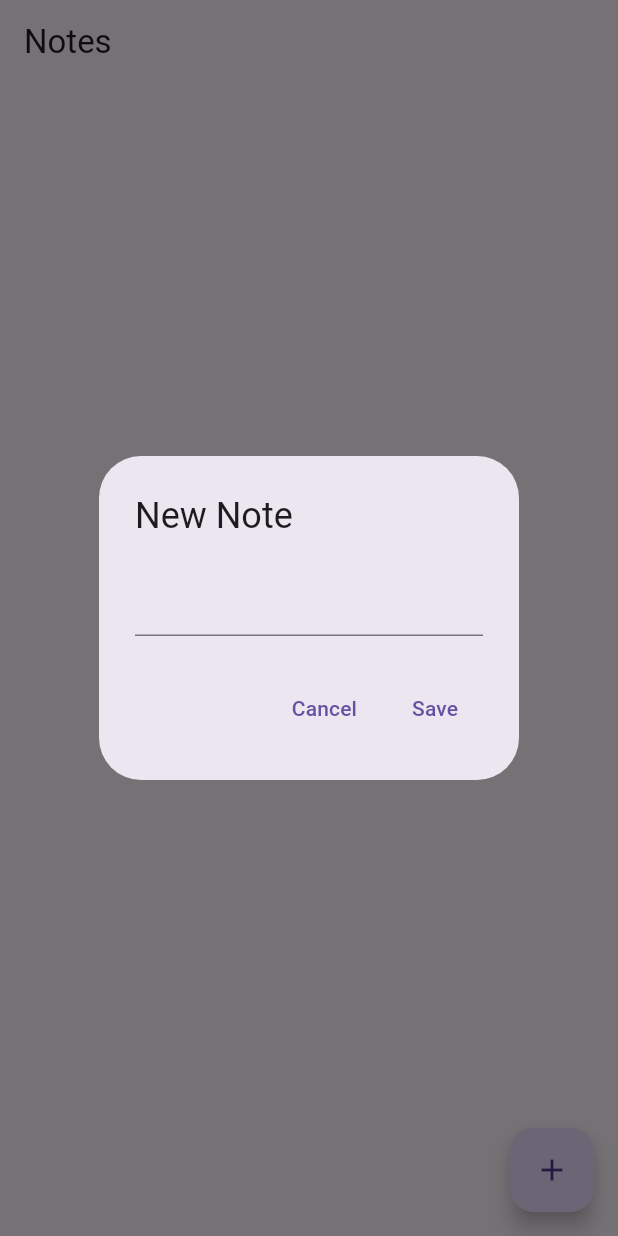
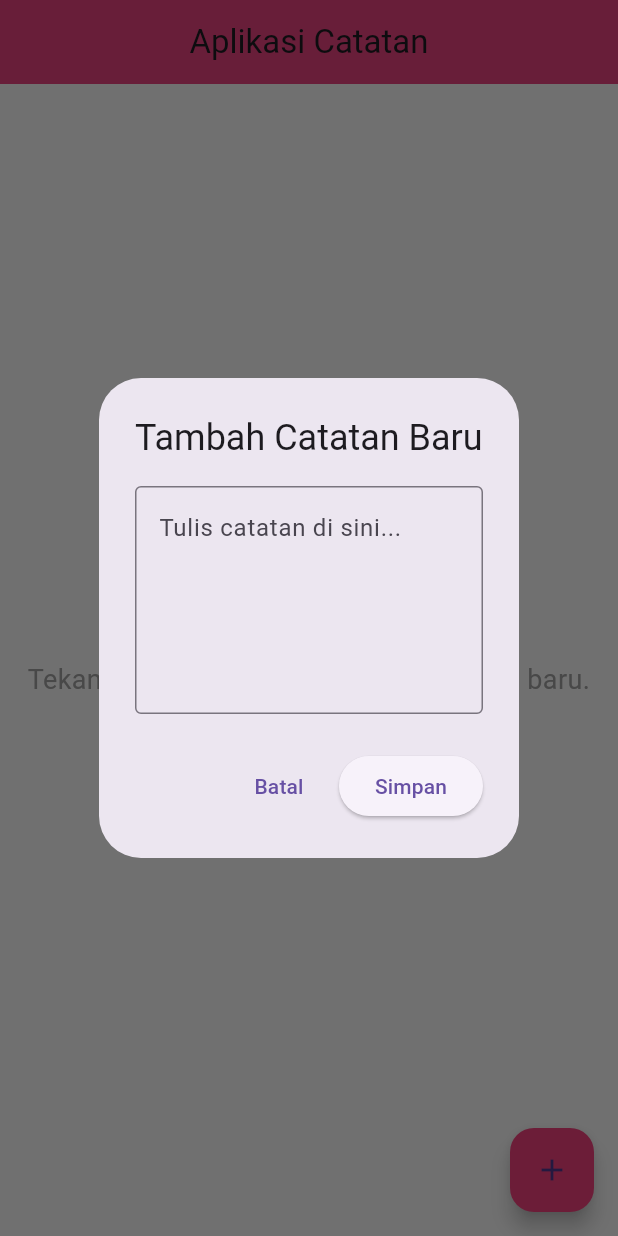
Before and after one commit to Siskaumami/projek-akhir1, a Flutter app: the NotePage screen opened directly, after a tap on the "add" icon, on a phone screen of 412 x 824 dp. Run offline on Flutter 3.47's test engine with Material 3 defaults, Android fonts, the phone set to English and light mode, and no system bars; our stand-ins replace flutter_login, supabase_flutter; accounts and stored records are empty.

Commit message:
Perubahan UI baru and Halaman login tapi loginnya belum sambungin di supabase

```diff
--- a/lib/main.dart
+++ b/lib/main.dart
@@ -1,17 +1,35 @@
 import 'package:flutter/material.dart';
 import 'package:supabase_flutter/supabase_flutter.dart';
 import 'package:project_akhir1/note_page.dart';
+import 'package:project_akhir1/login_page.dart';
 
 void main() async {
-  //supabase setup
+  // Inisialisasi Flutter & Supabase
   WidgetsFlutterBinding.ensureInitialized();
   await Supabase.initialize(
     url: 'https://iaraofinpyowiiiytsug.supabase.co',
     anonKey:
-        "eyJhbGciOiJIUzI1NiIsInR5cCI6IkpXVCJ9.eyJpc3MiOiJzdXBhYmFzZSIsInJlZiI6ImlhcmFvZmlucHlvd2lpaXl0c3VnIiwicm9sZSI6ImFub24iLCJpYXQiOjE3NDU5MjE2MDEsImV4cCI6MjA2MTQ5NzYwMX0.qCIhdoKF8SRUIJlZ26op_IxpTkHMnvEXwGY2PMU_-h0");
-  runApp(const MainApp());
+        'eyJhbGciOiJIUzI1NiIsInR5cCI6IkpXVCJ9.eyJpc3MiOiJzdXBhYmFzZSIsInJlZiI6ImlhcmFvZmlucHlvd2lpaXl0c3VnIiwicm9sZSI6ImFub24iLCJpYXQiOjE3NDU5MjE2MDEsImV4cCI6MjA2MTQ5NzYwMX0.qCIhdoKF8SRUIJlZ26op_IxpTkHMnvEXwGY2PMU_-h0',
+  );
+
+  // Jalankan aplikasi dengan LoginPage sebagai halaman awal
+  runApp(const MyApp());
 }
 
+// Widget untuk halaman login
+class MyApp extends StatelessWidget {
+  const MyApp({super.key});
+
+  @override
+  Widget build(BuildContext context) {
+    return const MaterialApp(
+      debugShowCheckedModeBanner: false,
+      home: LoginPage(),
+    );
+  }
+}
+
+// Widget untuk halaman catatan
 class MainApp extends StatelessWidget {
   const MainApp({super.key});
 
@@ -20,6 +38,6 @@ class MainApp extends StatelessWidget {
     return const MaterialApp(
       debugShowCheckedModeBanner: false,
       home: NotePage(),
-    ); //matetrial app
+    );
   }
 }
--- a/lib/note.dart
+++ b/lib/note.dart
@@ -1,23 +1,32 @@
 class Note {
-  int? id;
-  String content;
+  final int? id; // ID catatan, opsional karena akan di-generate oleh database
+  final String content; // Isi catatan
 
-  Note({this.id, required this.content});
+  // Constructor class Note
+  Note({
+    this.id, // ID bisa null saat membuat catatan baru
+    required this.content, // Isi catatan wajib diisi
+  });
 
-  /*
-  e.9. map <---> note
-  {
-    'id': 1,
-    'content': 'hello world',
+  // Fungsi untuk mengubah objek Note ke bentuk Map (untuk dikirim ke Supabase)
+  Map<String, dynamic> toMap() {
+    return {
+      if (id != null) 'id': id, // Sertakan ID jika tidak null
+      'content': content,       // Sertakan konten catatan
+    };
   }
-  Note(id: 1, content: 'hello world')
-   */
-  //map -> note
+
+  // Factory constructor untuk membuat objek Note dari Map (hasil ambil dari Supabase)
   factory Note.fromMap(Map<String, dynamic> map) {
-    return Note(id: map['id'] as int, content: map['content'] as String);
-  }
-  //note -> map
-  Map<String, dynamic> toMap() {
-    return {'content': content};
+    return Note(
+      id: map['id'] as int?,            // Ambil ID dari map (bisa null)
+      content: map['content'] as String, // Ambil isi catatan sebagai String
+    );
   }
 }
+
+// Penjelasan singkat tentang class Note:
+//id : Digunakan sebagai primary key catatan (dari Supabase)
+//content: Merupakan isi atau teks dari catatan.
+//toMap() :Mengubah objek menjadi `Map<String, dynamic>` agar bisa dikirim ke database.
+//fromMap() :Mengubah data dari database (map) menjadi objek `Note`.
--- a/lib/note_database.dart
+++ b/lib/note_database.dart
@@ -1,28 +1,34 @@
 import 'package:project_akhir1/note.dart';
-import 'package:supabase_flutter/supabase_flutter.dart';
+import 'package:supabase_flutter/supabase_flutter.dart'; // Import Supabase SDK untuk Flutter
 
 class NoteDatabase {
-  // Database -> notes
-  final database = Supabase.instance.client.from('notes');
+  final _db = Supabase.instance.client.from('notes'); // Referensi ke tabel 'notes'
 
-  // Create
-  Future createNote(Note newNote) async {
-    await database.insert(newNote.toMap());
+  // Stream realtime untuk mengambil list catatan dari Supabase
+  Stream<List<Note>> get stream => Supabase.instance.client
+      .from('notes') // Tabel 'notes'
+      .stream(primaryKey: ['id']) // Mengaktifkan fitur stream dengan primaryKey 'id'
+      .order('id', ascending: false) // Urutkan dari ID terbesar (catatan terbaru)
+      .map((data) => data.map<Note>((e) => Note.fromMap(e)).toList()); // Ubah hasil dari Map ke objek Note
+
+  // Fungsi untuk menambahkan catatan baru
+  Future<void> createNote(Note newNote) async {
+    await _db.insert(newNote.toMap()); // Insert catatan ke tabel
   }
 
-  // Read
-  final stream = Supabase.instance.client
-      .from('notes')
-      .stream(primaryKey: ['id'])
-      .map((data) => data.map((noteMap) => Note.fromMap(noteMap)).toList);
-
-  // Update
-  Future updateNote(Note oldNote, String newContent) async {
-    await database.update({'content': newContent}).eq('id', oldNote.id!);
+  // Fungsi untuk mengupdate isi catatan
+  Future<void> updateNote(Note oldNote, String newContent) async {
+    if (oldNote.id == null) {
+      throw ArgumentError('Note id cannot be null'); // Validasi: pastikan ada ID
+    }
+    await _db.update({'content': newContent}).eq('id', oldNote.id!); // Update konten catatan berdasarkan ID
   }
 
-  // Delete
-  Future deleteNote(Note note) async {
-    await database.delete().eq('id', note.id!);
+  // Fungsi untuk menghapus catatan
+  Future<void> deleteNote(Note note) async {
+    if (note.id == null) {
+      throw ArgumentError('Note id cannot be null'); // Validasi: pastikan ada ID
+    }
+    await _db.delete().eq('id', note.id!); // Hapus catatan berdasarkan ID
   }
 }
--- a/lib/note_page.dart
+++ b/lib/note_page.dart
@@ -1,178 +1,163 @@
-import 'package:flutter/material.dart';
-import 'package:project_akhir1/note.dart';
-import 'package:project_akhir1/note_database.dart';
-
-class NotePage extends StatefulWidget {
+import 'package:flutter/material.dart'; // Mengimpor library UI Flutter
+import 'package:project_akhir1/note.dart'; // Mengimpor model Note
+import 'package:project_akhir1/note_database.dart'; // Mengimpor database Note
+class NotePage extends StatefulWidget { // Komponen utama halaman catatan, bersifat Stateful
   const NotePage({super.key});
 
   @override
-  State<NotePage> createState() => _NotePageState();
+  State<NotePage> createState() => _NotePageState(); // Membuat state dari widget ini
 }
+class _NotePageState extends State<NotePage> {
+  final NoteDatabase notesDatabase = NoteDatabase(); // Inisialisasi database catatan
+  final TextEditingController noteController = TextEditingController(); // Controller untuk input catatan
+  void showNoteDialog({Note? existingNote}) {
+    if (existingNote != null) {
+      noteController.text = existingNote.content; // Isi controller dengan konten lama jika edit
+    } else {
+      noteController.clear(); // Kosongkan jika buat baru
+    }
 
-class _NotePageState extends State<NotePage> {
-  //notes db
-  final notesDatabase = NoteDatabase();
-
-  //text controller
-  final noteControllerr = TextEditingController();
-
-  // user wants to add new note
-  void addNewNote() {
-    showDialog(
+    showDialog( // Tampilkan dialog input
       context: context,
-      builder:
-          (context) => AlertDialog(
-            title: const Text("New Note"),
-            content: TextField(controller: noteControllerr),
-            actions: [
-              // cancel button
-              TextButton(
-                onPressed: () {
-                  Navigator.pop(context);
-                  noteControllerr.clear();
-                },
-                child: const Text("Cancel"),
-              ),
-
-              // save button
-              TextButton(
-                onPressed: () {
-                  //create a new note
-                  final newNote = Note(content: noteControllerr.text);
-                  // save in db
-                  notesDatabase.createNote(newNote);
-
-                  Navigator.pop(context);
-                  noteControllerr.clear();
-                },
-                child: const Text("Save"),
-              ),
-            ],
+      builder: (context) {
+        return AlertDialog(
+          title: Text(existingNote == null ? "Tambah Catatan Baru" : "Edit Catatan"), // Judul dialog
+          content: TextField( // Text field untuk menulis catatan
+            controller: noteController,
+            maxLines: 5,
+            decoration: const InputDecoration(
+              hintText: "Tulis catatan di sini...",
+              border: OutlineInputBorder(),
+            ),
           ),
+          actions: [
+            TextButton( // Tombol Batal
+              onPressed: () {
+                noteController.clear();
+                Navigator.pop(context);
+              },
+              child: const Text("Batal"),
+            ),
+            ElevatedButton( // Tombol Simpan/Update
+              onPressed: () {
+                final text = noteController.text.trim();
+                if (text.isNotEmpty) {
+                  if (existingNote == null) {
+                    notesDatabase.createNote(Note(content: text)); // Simpan catatan baru
+                  } else {
+                    notesDatabase.updateNote(existingNote, text); // Perbarui catatan lama
+                  }
+                }
+                noteController.clear();
+                Navigator.pop(context); // Tutup dialog
+              },
+              child: Text(existingNote == null ? "Simpan" : "Update"),
+            ),
+          ],
+        );
+      },
     );
   }
-
-  // user wants to update note
-  void updateNote(Note note) {
-    // pre-fill text controller with existing note
-    noteControllerr.text = note.content;
-    showDialog(
+  void confirmDelete(Note note) {
+    showDialog( // Tampilkan konfirmasi hapus
       context: context,
-      builder:
-          (context) => AlertDialog(
-            title: const Text("Update Note"),
-            content: TextField(controller: noteControllerr),
-            actions: [
-              // cancel button
-              TextButton(
-                onPressed: () {
-                  Navigator.pop(context);
-                  noteControllerr.clear();
-                },
-                child: const Text("Cancel"),
-              ),
-
-              // save button
-              TextButton(
-                onPressed: () {
-                  // save in db
-                  notesDatabase.updateNote(note, noteControllerr.text);
-
-                  Navigator.pop(context);
-                  noteControllerr.clear();
-                },
-                child: const Text("Save"),
-              ),
-            ],
+      builder: (context) => AlertDialog(
+        title: const Text("Hapus Catatan"),
+        content: const Text("Apakah kamu yakin ingin menghapus catatan ini?"),
+        actions: [
+          TextButton(
+            onPressed: () => Navigator.pop(context), // Tutup dialog
+            child: const Text("Batal"),
           ),
+          ElevatedButton(
+            style: ElevatedButton.styleFrom(backgroundColor: Colors.red), // Tombol hapus berwarna merah
+            onPressed: () {
+              notesDatabase.deleteNote(note); // Hapus catatan dari database
+              Navigator.pop(context); // Tutup dialog
+            },
+            child: const Text("Hapus"),
+          ),
+        ],
+      ),
     );
   }
-
-  // user wants to delete note
-  void deleteNote(Note note) {
-    showDialog(
-      context: context,
-      builder:
-          (context) => AlertDialog(
-            title: const Text("Delete Note?"),
-            actions: [
-              // cancel button
-              TextButton(
-                onPressed: () {
-                  Navigator.pop(context);
-                  noteControllerr.clear();
-                },
-                child: const Text("Cancel"),
-              ),
-
-              // save button
-              TextButton(
-                onPressed: () {
-                  // save in db
-                  notesDatabase.deleteNote(note);
-
-                  Navigator.pop(context);
-                  noteControllerr.clear();
-                },
-                child: const Text("Delete"),
-              ),
-            ],
-          ),
-    );
+  @override
+  void dispose() {
+    noteController.dispose(); // Buang controller agar tidak terjadi memory leak
+    super.dispose();
   }
-  //BUILD UI
-
+  //UI UTAMA
   @override
   Widget build(BuildContext context) {
     return Scaffold(
-      // App Bar
-      appBar: AppBar(title: const Text("Notes")),
-      // Button
+      backgroundColor: Colors.grey.shade100, // Warna latar belakang
+      appBar: AppBar(
+        title: const Text("Aplikasi Catatan"),
+        centerTitle: true,
+        backgroundColor: Colors.pink.shade400,
+        elevation: 2, // Shadow kecil di bawah AppBar
+      ),
       floatingActionButton: FloatingActionButton(
-        onPressed: addNewNote,
-        child: const Icon(Icons.add),
+        backgroundColor: Colors.pink.shade400,
+        child: const Icon(Icons.add), // Ikon tambah
+        onPressed: () => showNoteDialog(), // Buka dialog catatan baru
       ),
-
-      // Body -> Stream Builder
-      body: StreamBuilder(
-        // Listens to this stream..
-        stream: notesDatabase.stream,
-
-        // to build our UI..
+      //menampilkan daftar catatan
+            body: StreamBuilder<List<Note>>(
+        stream: notesDatabase.stream, // Ambil stream dari database
         builder: (context, snapshot) {
-          //loading
-          if (!snapshot.hasData) {
-            return const Center(child: CircularProgressIndicator());
+          if (snapshot.connectionState == ConnectionState.waiting) {
+            return const Center(child: CircularProgressIndicator()); // Tampilkan loading
+          }
+          if (snapshot.hasError) {
+            return Center(child: Text('Error: ${snapshot.error}')); // Tampilkan error
           }
 
-          //loaded!
-          final notes = snapshot.data!();
+          final notes = snapshot.data ?? []; // Ambil data catatan, jika null maka list kosong
 
-          // list of notes UI
-          return ListView.builder(
+          if (notes.isEmpty) {
+            return const Center( // Jika tidak ada catatan
+              child: Text(
+                "Belum ada catatan.\nTekan tombol + untuk membuat catatan baru.",
+                textAlign: TextAlign.center,
+                style: TextStyle(fontSize: 18, color: Colors.grey),
+              ),
+            );
+          }
+          return ListView.separated(
+            padding: const EdgeInsets.symmetric(vertical: 12, horizontal: 16),
             itemCount: notes.length,
+            separatorBuilder: (_, __) => const SizedBox(height: 12), // Jarak antar item
             itemBuilder: (context, index) {
-              //get each note
               final note = notes[index];
-
-              //list tile UI
-              return ListTile(
-                title: Text(note.content),
-                trailing: SizedBox(
-                  width: 100,
-                  child: Row(
-                    children: [
-                      //update button
-                      IconButton(
-                        onPressed: () => updateNote(note),
-                        icon: const Icon(Icons.edit),
-                      ),
-                      //delete button
-                      IconButton(
-                        onPressed: () => deleteNote(note),
-                        icon: const Icon(Icons.delete),
-                      ),
-                    ],
+              return Card( // Gunakan Card untuk tampilan menarik
+                shape: RoundedRectangleBorder(
+                  borderRadius: BorderRadius.circular(12),
+                ),
+                elevation: 3,
+                child: ListTile(
+                  contentPadding: const EdgeInsets.symmetric(vertical: 14, horizontal: 20),
+                  title: Text(
+                    note.content,
+                    style: const TextStyle(fontSize: 16),
+                  ),
+                  trailing: SizedBox(
+                    width: 96,
+                    child: Row(
+                      mainAxisAlignment: MainAxisAlignment.end,
+                      children: [
+                        IconButton(
+                          icon: const Icon(Icons.edit, color: Colors.blue),
+                          onPressed: () => showNoteDialog(existingNote: note), // Edit catatan
+                          tooltip: "Edit Catatan",
+                        ),
+                        IconButton(
+                          icon: const Icon(Icons.delete, color: Colors.red),
+                          onPressed: () => confirmDelete(note), // Hapus catatan
+                          tooltip: "Hapus Catatan",
+                        ),
+                      ],
+                    ),
                   ),
                 ),
               );
--- a/pubspec.yaml
+++ b/pubspec.yaml
@@ -9,6 +9,7 @@ environment:
 dependencies:
   flutter:
     sdk: flutter
+  flutter_login: ^5.0.0
   supabase_flutter: ^2.9.0
 
 
```
Also changed, not shown: lib/login_page.dart (added, +54 -0 lines), pubspec.lock.
